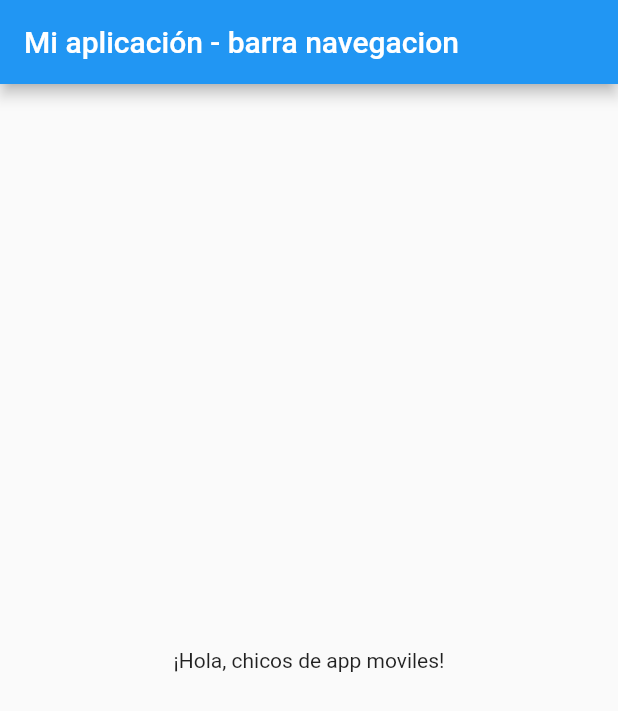
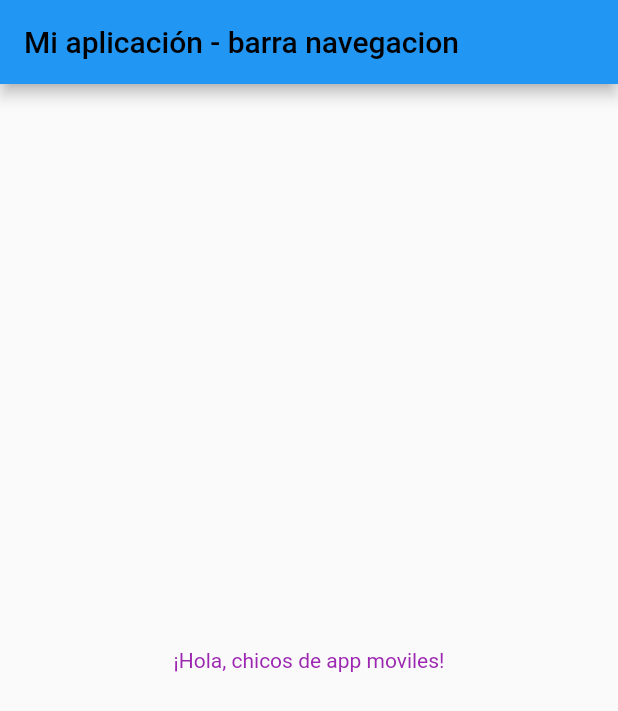
Before and after one commit to chernandezmar/app_moviles_2023, a Flutter app: the screen it shows after launch, on a phone screen of 412 x 824 dp. Shown: the top 711 px of the screen. Run offline on Flutter 3.47's test engine with Material 2 defaults, Android fonts, the phone set to English and light mode, and no system bars.

Commit message:
cambie el color a morado

```diff
--- a/lib/main.dart
+++ b/lib/main.dart
@@ -11,10 +11,20 @@ class MyApp extends StatelessWidget {
       title: 'Mi aplicación',
       home: Scaffold(
         appBar: AppBar(
-          title: Text('Mi aplicación - barra navegacion'),
+          title: Text(
+              'Mi aplicación - barra navegacion',
+              style: TextStyle(
+                color: Colors.black,
+              ),
+          ),
         ),
         body: Center(
-          child: Text('¡Hola, chicos de app moviles!'),
+          child: Text(
+              '¡Hola, chicos de app moviles!',
+            style: TextStyle(
+              color: Colors.purple,
+            ),
+          ),
         ),
       ),
     );
```
